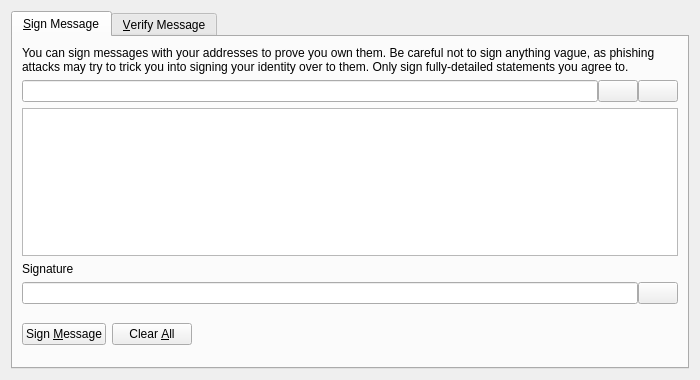
This is src/qt/forms/signverifymessagedialog.ui in samadsajanlal/GameCredits-0.9.5 as Qt 5 draws it before an edit. The edited form follows.
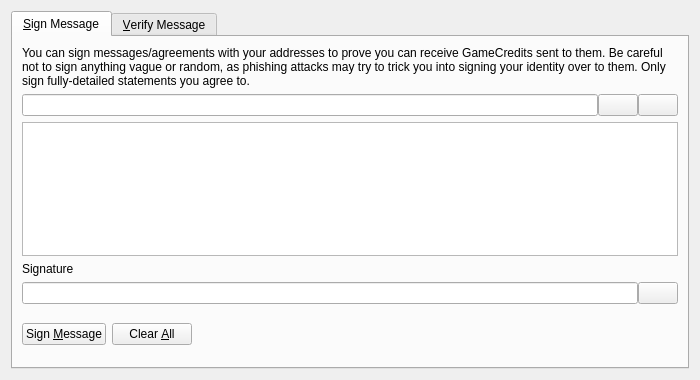
This is the edited form. Icons and pictures are not drawn. Custom widgets are drawn as their Qt base class.

Patch:
```diff
--- a/src/qt/forms/signverifymessagedialog.ui
+++ b/src/qt/forms/signverifymessagedialog.ui
@@ -27,7 +27,7 @@
        <item>
         <widget class="QLabel" name="infoLabel_SM">
          <property name="text">
-          <string>You can sign messages with your addresses to prove you own them. Be careful not to sign anything vague, as phishing attacks may try to trick you into signing your identity over to them. Only sign fully-detailed statements you agree to.</string>
+          <string>You can sign messages/agreements with your addresses to prove you can receive GameCredits sent to them. Be careful not to sign anything vague or random, as phishing attacks may try to trick you into signing your identity over to them. Only sign fully-detailed statements you agree to.</string>
          </property>
          <property name="textFormat">
           <enum>Qt::PlainText</enum>
```
Left out of the diff: 13 changed lines with no effect on the pictures.
